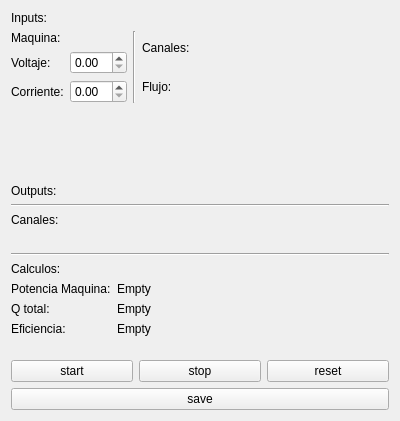
Old version of the form src/ui/app.ui in the repository sbstn-sss/CCHEN_P2MC_App.
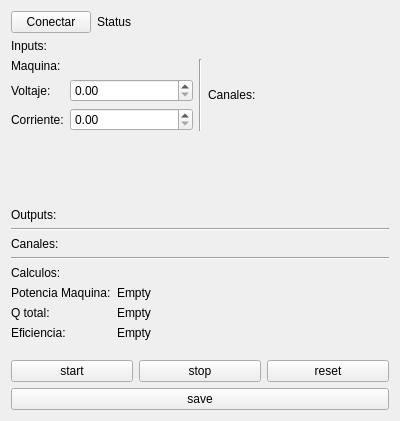
New version of the form. Custom widgets are drawn as their Qt base class.

Commit message: Agregando visualizacion grafica de datos de prueba (aleatorios) y dando interaccion a los elementos de la ui que se generan en base al numero de canales (spinboxes y layouts indicadores de los outputs)

```diff
--- a/src/ui/app.ui
+++ b/src/ui/app.ui
@@ -17,7 +17,50 @@
    <item>
     <layout class="QVBoxLayout" name="inputs_main_layout_2">
      <item>
-      <widget class="QLabel" name="inputs_label_2">
+      <layout class="QHBoxLayout" name="connect_status_layout">
+       <item>
+        <widget class="QPushButton" name="connect_btn">
+         <property name="maximumSize">
+          <size>
+           <width>150</width>
+           <height>16777215</height>
+          </size>
+         </property>
+         <property name="text">
+          <string>Conectar</string>
+         </property>
+        </widget>
+       </item>
+       <item>
+        <widget class="QLabel" name="status_label">
+         <property name="maximumSize">
+          <size>
+           <width>150</width>
+           <height>16777215</height>
+          </size>
+         </property>
+         <property name="text">
+          <string>Status</string>
+         </property>
+        </widget>
+       </item>
+       <item>
+        <spacer name="spacer_import">
+         <property name="orientation">
+          <enum>Qt::Horizontal</enum>
+         </property>
+         <property name="sizeHint" stdset="0">
+          <size>
+           <width>40</width>
+           <height>20</height>
+          </size>
+         </property>
+        </spacer>
+       </item>
+      </layout>
+     </item>
+     <item>
+      <widget class="QLabel" name="inputs_label">
        <property name="text">
         <string>Inputs:</string>
        </property>
@@ -76,32 +119,8 @@
            </property>
           </widget>
          </item>
-         <item>
-          <layout class="QGridLayout" name="flux_grid_2">
-           <item row="1" column="0">
-            <widget class="QLabel" name="flux_label_2">
-             <property name="text">
-              <string>Flujo:</string>
-             </property>
-            </widget>
-           </item>
-          </layout>
-         </item>
         </layout>
        </item>
-       <item>
-        <spacer name="horizontalSpacer_2">
-         <property name="orientation">
-          <enum>Qt::Horizontal</enum>
-         </property>
-         <property name="sizeHint" stdset="0">
-          <size>
-           <width>40</width>
-           <height>20</height>
-          </size>
-         </property>
-        </spacer>
-       </item>
       </layout>
      </item>
     </layout>
@@ -143,20 +162,7 @@
         </widget>
        </item>
        <item>
-        <spacer name="horizontalSpacer">
-         <property name="orientation">
-          <enum>Qt::Horizontal</enum>
-         </property>
-         <property name="sizeHint" stdset="0">
-          <size>
-           <width>40</width>
-           <height>20</height>
-          </size>
-         </property>
-        </spacer>
-       </item>
-       <item>
-        <layout class="QHBoxLayout" name="ch_grid_layout_2"/>
+        <layout class="QHBoxLayout" name="ch_grid_layout"/>
        </item>
       </layout>
      </item>
```
Left out of the diff: 68 changed lines with no effect on the pictures. The commit also changes 12 other files.
